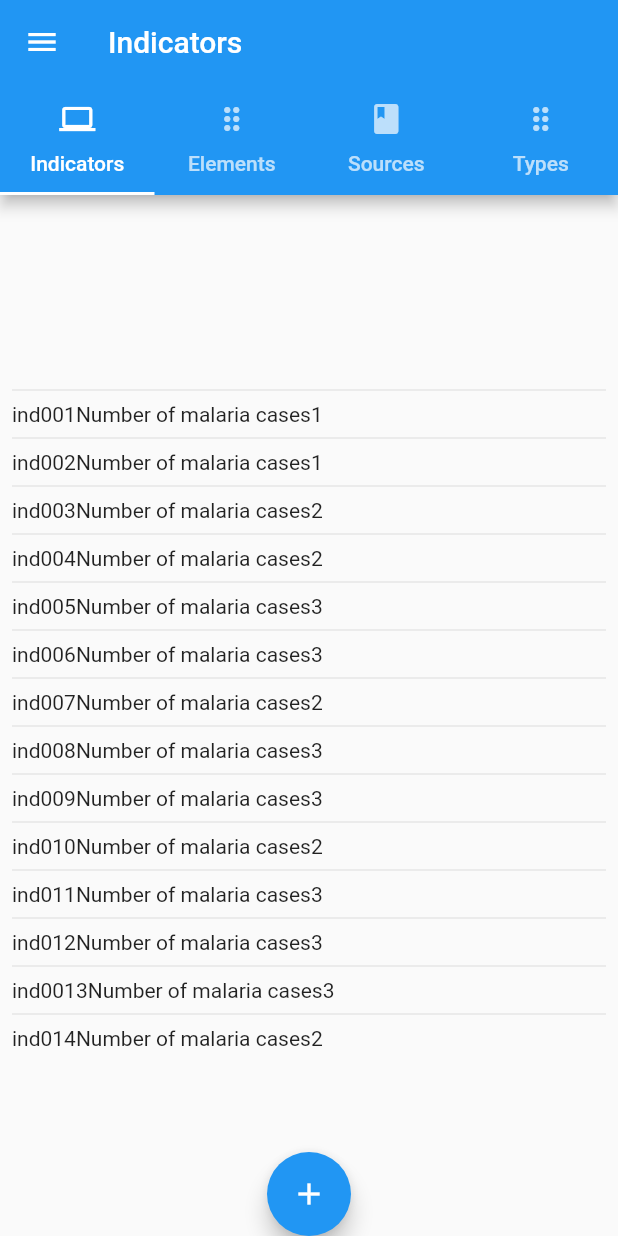
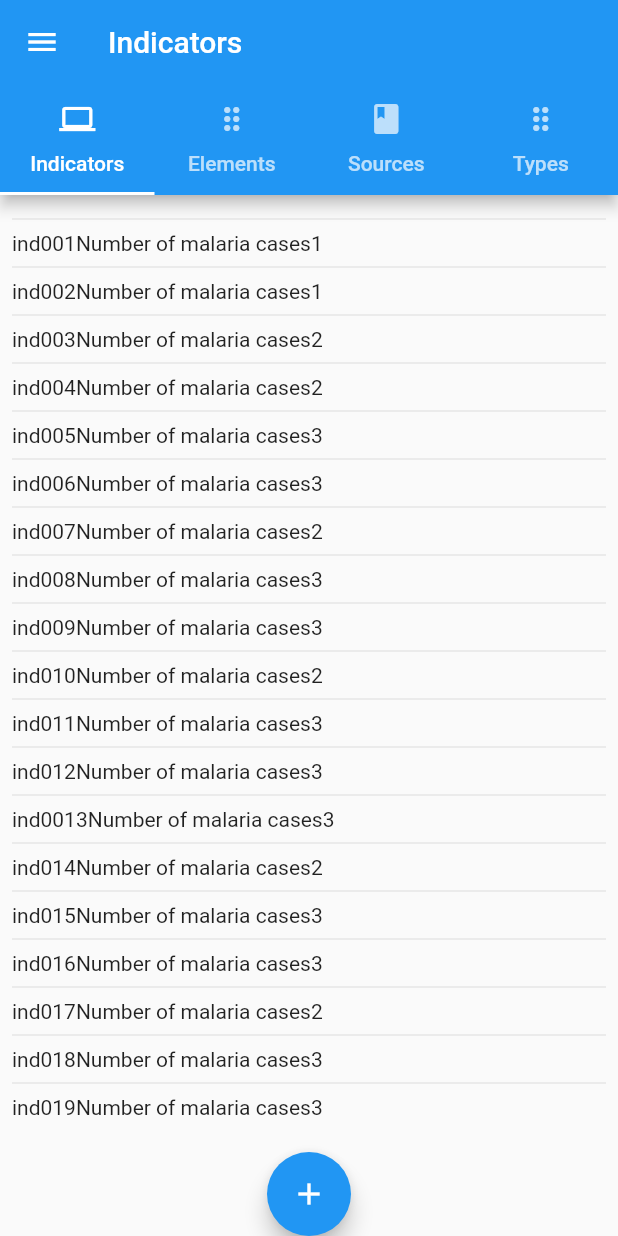
Before and after one commit to diaodiallo/mrdqa, a Flutter app: the IndicatorPage screen opened by its route, on a phone screen of 412 x 824 dp. Run offline on Flutter 3.47's test engine with Material 2 defaults, Android fonts, the phone set to English and light mode, and no system bars; our stand-ins replace cloud_firestore, flutter_markdown, font_awesome_flutter, select_form_field, sqflite, syncfusion_flutter_charts; accounts and stored records are empty.

Commit message:
Improve indicator page performance

```diff
--- a/lib/pages/IndicatorPage.dart
+++ b/lib/pages/IndicatorPage.dart
@@ -39,21 +39,7 @@ class _IndicatorPageState extends State<IndicatorPage> {
         body: TabBarView(children: [
           Scaffold(
             body: Center(
-              child: IntrinsicHeight(
-                child: Row(
-                    crossAxisAlignment: CrossAxisAlignment.stretch,
-                    children: [
-                      Expanded(
-                        child: Column(children: <Widget>[
-                          Padding(
-                            padding: EdgeInsets.all(8.0),
-                            child: Container(
-                                height: 450, child: _indicatorsView()),
-                          ),
-                        ]),
-                      ),
-                    ]),
-              ),
+              child: _indicatorsView(),
             ),
             floatingActionButtonLocation:
                 FloatingActionButtonLocation.centerDocked,
@@ -69,22 +55,7 @@ class _IndicatorPageState extends State<IndicatorPage> {
             ),
           ),
           Scaffold(
-            body: Center(
-                child: IntrinsicHeight(
-              child: Row(
-                  crossAxisAlignment: CrossAxisAlignment.stretch,
-                  children: [
-                    Expanded(
-                      child: Column(children: <Widget>[
-                        Padding(
-                          padding: EdgeInsets.all(8.0),
-                          child: Container(
-                              height: 450.0, child: _dataElementsView()),
-                        ),
-                      ]),
-                    ),
-                  ]),
-            )),
+            body: Center(child: _dataElementsView()),
             floatingActionButtonLocation:
                 FloatingActionButtonLocation.centerDocked,
             floatingActionButton: FloatingActionButton(
@@ -100,21 +71,7 @@ class _IndicatorPageState extends State<IndicatorPage> {
           ), //IndicatorForm(context, Routes()).getDrawer(
           Scaffold(
             body: Center(
-              child: IntrinsicHeight(
-                child: Row(
-                    crossAxisAlignment: CrossAxisAlignment.stretch,
-                    children: [
-                      Expanded(
-                        child: Column(children: <Widget>[
-                          Padding(
-                            padding: EdgeInsets.all(8.0),
-                            child: Container(
-                                height: 450.0, child: _dataSourcesView()),
-                          ),
-                        ]),
-                      ),
-                    ]),
-              ),
+              child: _dataSourcesView(),
             ),
             floatingActionButtonLocation:
                 FloatingActionButtonLocation.centerDocked,
@@ -131,21 +88,7 @@ class _IndicatorPageState extends State<IndicatorPage> {
           ),
           Scaffold(
             body: Center(
-              child: IntrinsicHeight(
-                child: Row(
-                    crossAxisAlignment: CrossAxisAlignment.stretch,
-                    children: [
-                      Expanded(
-                        child: Column(children: <Widget>[
-                          Padding(
-                            padding: EdgeInsets.all(8.0),
-                            child: Container(
-                                height: 450.0, child: _indicatorTypesView()),
-                          ),
-                        ]),
-                      ),
-                    ]),
-              ),
+              child: _indicatorTypesView(),
             ),
             floatingActionButtonLocation:
                 FloatingActionButtonLocation.centerDocked,
@@ -168,6 +111,7 @@ class _IndicatorPageState extends State<IndicatorPage> {
   Widget _indicatorsView() {
     List<Indicator> indicators = _getIndicators();
     return Container(
+      padding: EdgeInsets.all(8.0),
       child: ListView(
         children: indicators
             .map((indicator) => _buildIndicatorRow(indicator))
@@ -217,6 +161,7 @@ class _IndicatorPageState extends State<IndicatorPage> {
   Widget _indicatorTypesView() {
     List<IndicatorType> indicatorsType = _getIndicatorsType();
     return Container(
+      padding: EdgeInsets.all(8.0),
       child: ListView(
         children: indicatorsType
             .map((indicatorType) => _buildIndicatorsTypeRow(indicatorType))
@@ -252,6 +197,7 @@ class _IndicatorPageState extends State<IndicatorPage> {
   Widget _dataElementsView() {
     List<DataElement> dataElements = _getDataElements();
     return Container(
+      padding: EdgeInsets.all(8.0),
       child: ListView(
         children: dataElements
             .map((dataElement) => _buildDataElementsRow(dataElement))
@@ -292,6 +238,7 @@ class _IndicatorPageState extends State<IndicatorPage> {
   Widget _dataSourcesView() {
     List<DataSource> dataSources = _getDataSources();
     return Container(
+      padding: EdgeInsets.all(8.0),
       child: ListView(
         children: dataSources
             .map((dataSource) => _buildDataSourcesRow(dataSource))
```
